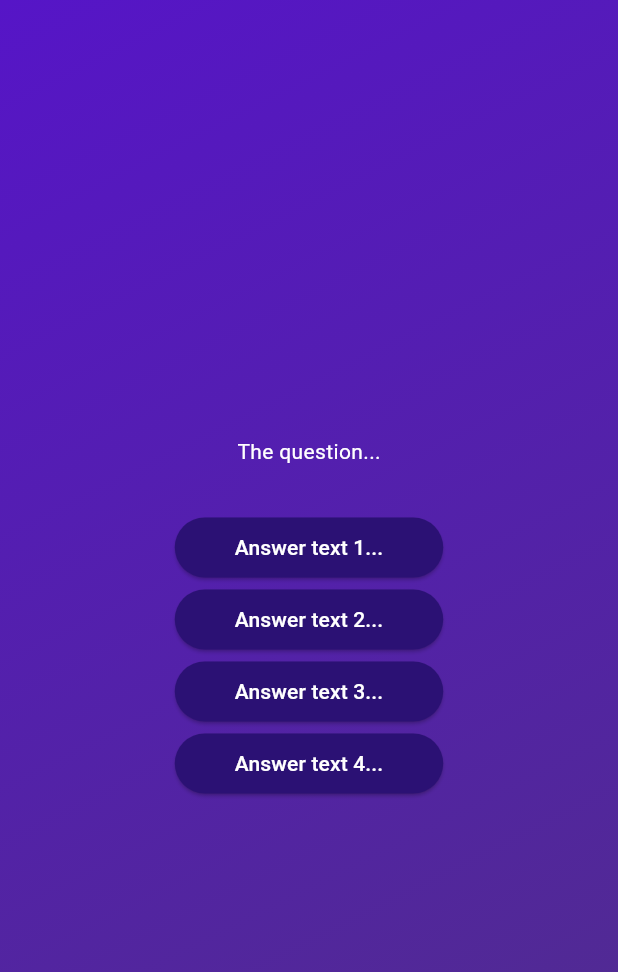
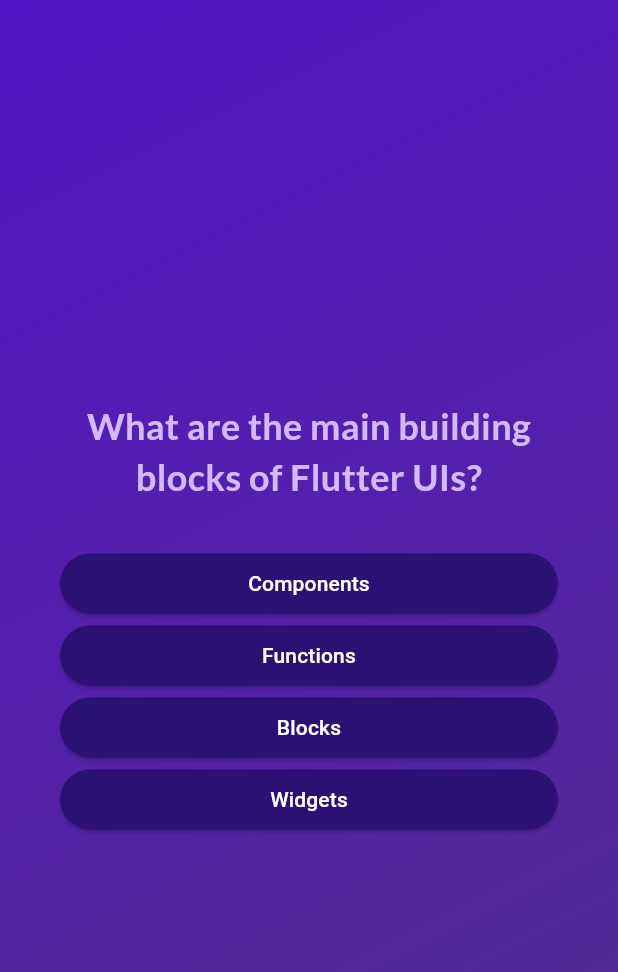
Before and after one commit to Branimir026/quiz_app, a Flutter app: the screen it shows after launch, after a tap on "Start Quiz!", on a phone screen of 412 x 824 dp. Shown: the top 972 px of the screen. Run offline on Flutter 3.47's test engine with Material 3 defaults, Android fonts, the phone set to English and light mode, and no system bars; our stand-ins replace google_fonts.

Commit message:
added GoogleFonts package, and made it possible to change questions and answers on click

```diff
--- a/lib/answer_button.dart
+++ b/lib/answer_button.dart
@@ -25,7 +25,10 @@ class AnswerButton extends StatelessWidget {
           borderRadius: BorderRadius.circular(40),
         ),
       ),
-      child: Text(answerText),
+      child: Text(
+        answerText,
+        textAlign: TextAlign.center,
+      ),
     );
   }
 }
--- a/lib/models/quiz_question.dart
+++ b/lib/models/quiz_question.dart
@@ -3,4 +3,10 @@ class QuizQuestion {
 
   final String text;
   final List<String> answers;
+
+  List<String> getShuffledAnswers() {
+    final shuffledList = List.of(answers);
+    shuffledList.shuffle();
+    return shuffledList;
+  }
 }
--- a/lib/questions_screen.dart
+++ b/lib/questions_screen.dart
@@ -1,6 +1,9 @@
 import 'package:flutter/material.dart';
 
+import 'package:google_fonts/google_fonts.dart';
+
 import 'package:quiz_app/answer_button.dart';
+import 'package:quiz_app/data/questions.dart';
 
 class QuestionsScreen extends StatefulWidget {
   const QuestionsScreen({super.key});
@@ -12,25 +15,43 @@ class QuestionsScreen extends StatefulWidget {
 }
 
 class _QuestionsScreenState extends State<QuestionsScreen> {
+  var currentQuestionIndex = 0;
+
+  void answerQuestion() {
+    setState(() {
+      currentQuestionIndex++;
+    });
+  }
+
   @override
   Widget build(BuildContext context) {
+    final currentQuestion = questions[currentQuestionIndex];
+
     return SizedBox(
       width: double.infinity,
+      child: Container(
+        margin: const EdgeInsets.all(40),
         child: Column(
           mainAxisAlignment: MainAxisAlignment.center,
+          crossAxisAlignment: CrossAxisAlignment.stretch,
           children: [
-          const Text(
-            'The question...',
-            style: TextStyle(color: Colors.white),
+            Text(
+              currentQuestion.text,
+              style: GoogleFonts.lato(
+                color: const Color.fromARGB(255, 212, 185, 255),
+                fontSize: 24,
+                fontWeight: FontWeight.bold,
+              ),
+              textAlign: TextAlign.center,
             ),
             const SizedBox(
               height: 30,
             ),
-          AnswerButton(answerText: 'Answer text 1...', onClick: () {}),
-          AnswerButton(answerText: 'Answer text 2...', onClick: () {}),
-          AnswerButton(answerText: 'Answer text 3...', onClick: () {}),
-          AnswerButton(answerText: 'Answer text 4...', onClick: () {}),
+            ...currentQuestion.getShuffledAnswers().map((answer) {
+              return AnswerButton(answerText: answer, onClick: answerQuestion);
+            })
           ],
+        ),
       ),
     );
   }
--- a/lib/start_screen.dart
+++ b/lib/start_screen.dart
@@ -1,4 +1,6 @@
 import 'package:flutter/material.dart';
+
+import 'package:google_fonts/google_fonts.dart';
 
 class StartScreen extends StatelessWidget {
   const StartScreen(this.startQuiz, {super.key});
@@ -19,10 +21,12 @@ class StartScreen extends StatelessWidget {
           const SizedBox(
             height: 80,
           ),
-          const Text(
+          Text(
             'Learn Flutter the fun way!',
-            style: TextStyle(
-                color: Color.fromARGB(255, 209, 160, 255), fontSize: 24),
+            style: GoogleFonts.lato(
+              color: const Color.fromARGB(255, 212, 185, 255),
+              fontSize: 24,
+            ),
           ),
           const SizedBox(
             height: 30,
--- a/pubspec.yaml
+++ b/pubspec.yaml
@@ -35,6 +35,7 @@ dependencies:
   # The following adds the Cupertino Icons font to your application.
   # Use with the CupertinoIcons class for iOS style icons.
   cupertino_icons: ^1.0.8
+  google_fonts: ^6.2.1
 
 dev_dependencies:
   flutter_test:
```
Also changed, not shown: pubspec.lock, 1 other file. Lines whose indentation alone changed are shown as unchanged.
